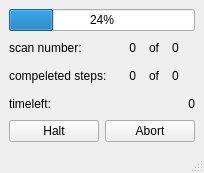
Above: TildaHost/source/Interface/ScanProgressUi/Ui_ScanProgress.ui from lasersphere/Tilda before the change. Below: the same form after it.
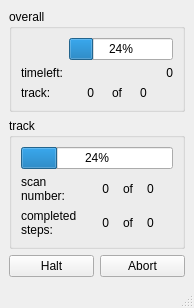
That is the form after the change.

Commit message: keep working on ScanProgressUi.py when at home

The edit to the form file:
```diff
--- a/TildaHost/source/Interface/ScanProgressUi/Ui_ScanProgress.ui
+++ b/TildaHost/source/Interface/ScanProgressUi/Ui_ScanProgress.ui
@@ -6,8 +6,8 @@
    <rect>
     <x>0</x>
     <y>0</y>
-    <width>204</width>
-    <height>173</height>
+    <width>194</width>
+    <height>293</height>
    </rect>
   </property>
   <property name="windowTitle">
@@ -16,41 +16,115 @@
   <widget class="QWidget" name="centralwidget">
    <layout class="QVBoxLayout" name="verticalLayout">
     <item>
-     <widget class="QProgressBar" name="progressBar">
+     <widget class="QGroupBox" name="groupBox_2">
+      <property name="title">
+       <string>overall</string>
+      </property>
+      <layout class="QVBoxLayout" name="verticalLayout_3">
+       <item>
+        <layout class="QGridLayout" name="gridLayout_4">
+         <property name="sizeConstraint">
+          <enum>QLayout::SetMinimumSize</enum>
+         </property>
+         <item row="1" column="1">
+          <widget class="QLabel" name="label_timeleft_set">
+           <property name="text">
+            <string>0</string>
+           </property>
+           <property name="alignment">
+            <set>Qt::AlignRight|Qt::AlignTrailing|Qt::AlignVCenter</set>
+           </property>
+          </widget>
+         </item>
+         <item row="1" column="0">
+          <widget class="QLabel" name="label_timeleft">
+           <property name="text">
+            <string>timeleft:</string>
+           </property>
+          </widget>
+         </item>
+         <item row="0" column="1">
+          <widget class="QProgressBar" name="progressBar_overall">
       <property name="value">
        <number>24</number>
       </property>
      </widget>
+         </item>
+        </layout>
+       </item>
+       <item>
+        <layout class="QGridLayout" name="gridLayout_3">
+         <item row="1" column="0">
+          <widget class="QLabel" name="label_3">
+           <property name="text">
+            <string>track:</string>
+           </property>
+          </widget>
+         </item>
+         <item row="1" column="1">
+          <widget class="QLabel" name="label_act_track_num">
+           <property name="text">
+            <string>0</string>
+           </property>
+           <property name="alignment">
+            <set>Qt::AlignRight|Qt::AlignTrailing|Qt::AlignVCenter</set>
+           </property>
+          </widget>
+         </item>
+         <item row="1" column="2">
+          <widget class="QLabel" name="label_5">
+           <property name="text">
+            <string>of</string>
+           </property>
+           <property name="alignment">
+            <set>Qt::AlignCenter</set>
+           </property>
+          </widget>
+         </item>
+         <item row="1" column="3">
+          <widget class="QLabel" name="label_total_track_num">
+           <property name="text">
+            <string>0</string>
+           </property>
+          </widget>
+         </item>
+        </layout>
+       </item>
+      </layout>
+     </widget>
+    </item>
+    <item>
+     <widget class="QGroupBox" name="groupBox">
+      <property name="title">
+       <string>track</string>
+      </property>
+      <layout class="QVBoxLayout" name="verticalLayout_2">
+       <item>
+        <layout class="QGridLayout" name="gridLayout_5">
+         <item row="0" column="0">
+          <widget class="QProgressBar" name="progressBar_track">
+           <property name="value">
+            <number>24</number>
+           </property>
+           <property name="textVisible">
+            <bool>true</bool>
+           </property>
+          </widget>
+         </item>
+        </layout>
     </item>
     <item>
      <layout class="QGridLayout" name="gridLayout">
-      <item row="0" column="0">
-       <widget class="QLabel" name="label_scanNumber">
+         <item row="1" column="3">
+          <widget class="QLabel" name="label_max_scan_number">
         <property name="text">
-         <string>scan number:</string>
-        </property>
-       </widget>
-      </item>
-      <item row="0" column="1">
-       <widget class="QLabel" name="label_act_scanNumber">
-        <property name="text">
          <string>0</string>
         </property>
-        <property name="alignment">
-         <set>Qt::AlignRight|Qt::AlignTrailing|Qt::AlignVCenter</set>
-        </property>
-       </widget>
-      </item>
-      <item row="1" column="0">
-       <widget class="QLabel" name="label_completedSteps">
+          </widget>
+         </item>
+         <item row="2" column="1">
+          <widget class="QLabel" name="label_act_completed_steps">
         <property name="text">
-         <string>compeleted steps:</string>
-        </property>
-       </widget>
-      </item>
-      <item row="1" column="1">
-       <widget class="QLabel" name="label_act_completedSteps">
-        <property name="text">
          <string>0</string>
         </property>
         <property name="alignment">
@@ -58,7 +132,7 @@
         </property>
        </widget>
       </item>
-      <item row="1" column="2">
+         <item row="2" column="2">
        <widget class="QLabel" name="label_8">
         <property name="sizePolicy">
          <sizepolicy hsizetype="Minimum" vsizetype="Preferred">
@@ -74,7 +148,7 @@
         </property>
        </widget>
       </item>
-      <item row="0" column="2">
+         <item row="1" column="2">
        <widget class="QLabel" name="label_7">
         <property name="sizePolicy">
          <sizepolicy hsizetype="Minimum" vsizetype="Preferred">
@@ -90,41 +164,46 @@
         </property>
        </widget>
       </item>
-      <item row="0" column="3">
-       <widget class="QLabel" name="label_max_scanNumber">
+         <item row="2" column="3">
+          <widget class="QLabel" name="label_max_completed_steps">
         <property name="text">
          <string>0</string>
         </property>
        </widget>
       </item>
-      <item row="1" column="3">
-       <widget class="QLabel" name="label_max_completedSteps">
+         <item row="2" column="0">
+          <widget class="QLabel" name="label_completedSteps">
         <property name="text">
+            <string>completed
+steps:</string>
+           </property>
+          </widget>
+         </item>
+         <item row="1" column="1">
+          <widget class="QLabel" name="label_act_scan_number">
+           <property name="text">
          <string>0</string>
         </property>
-       </widget>
-      </item>
-     </layout>
+           <property name="alignment">
+            <set>Qt::AlignRight|Qt::AlignTrailing|Qt::AlignVCenter</set>
+           </property>
+          </widget>
+         </item>
+         <item row="1" column="0">
+          <widget class="QLabel" name="label_scanNumber">
+           <property name="text">
+            <string>scan
+number:</string>
+           </property>
+          </widget>
+         </item>
+        </layout>
+       </item>
+      </layout>
+     </widget>
     </item>
     <item>
      <layout class="QGridLayout" name="gridLayout_2">
-      <item row="0" column="1">
-       <widget class="QLabel" name="label_timeleft_set">
-        <property name="text">
-         <string>0</string>
-        </property>
-        <property name="alignment">
-         <set>Qt::AlignRight|Qt::AlignTrailing|Qt::AlignVCenter</set>
-        </property>
-       </widget>
-      </item>
-      <item row="0" column="0">
-       <widget class="QLabel" name="label_timeleft">
-        <property name="text">
-         <string>timeleft:</string>
-        </property>
-       </widget>
-      </item>
       <item row="1" column="0">
        <widget class="QPushButton" name="pushButton">
         <property name="text">
```
Left out of the diff: 10 changed lines with no effect on the pictures. Lines whose indentation alone changed are shown as unchanged. The commit also changes 2 other files.
